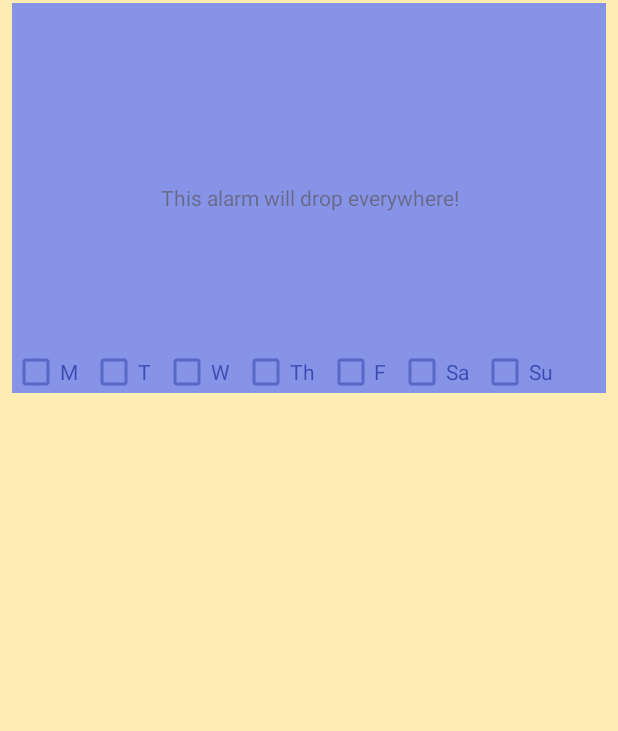
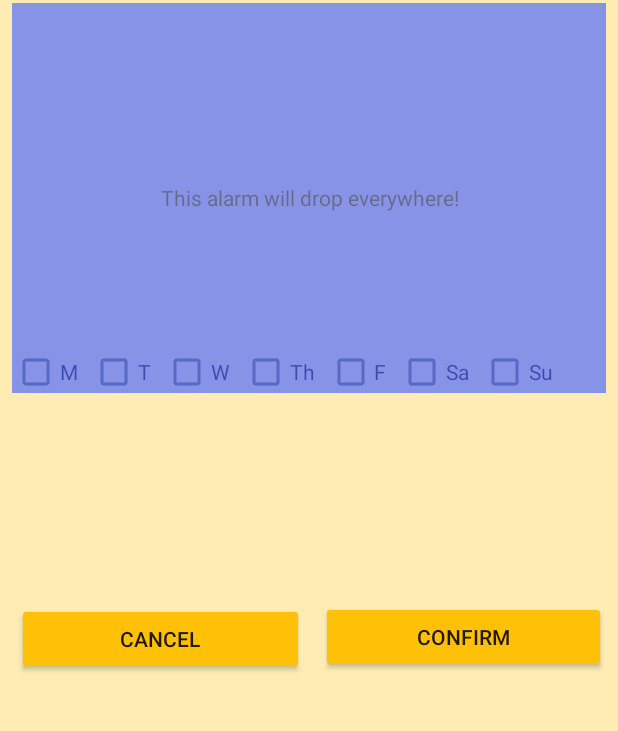
Before and after one commit to goncalodasantos/CM, an Android app: the AddAlarmActivity screen opened directly, with no data from a screen before it, on a phone screen of 412 x 824 dp, the part 500-1231 px from its top. Run offline under Robolectric (Android 15) with nearby library versions, the light colour scheme and no system bars; libraries missing offline, so code that uses them is left out: com.facebook, com.facebook.login.

Commit message:
add buttons and trigger functions

```diff
--- a/Smtucky/app/src/main/res/layout/add_alarm.xml
+++ b/Smtucky/app/src/main/res/layout/add_alarm.xml
@@ -227,4 +227,34 @@
         app:layout_constraintTop_toTopOf="@+id/spinner"
         app:layout_constraintVertical_bias="0.26" />
 
+    <Button
+        android:id="@+id/button2"
+        android:layout_width="191dp"
+        android:layout_height="wrap_content"
+        android:layout_marginBottom="8dp"
+        android:layout_marginEnd="8dp"
+        android:layout_marginStart="8dp"
+        android:layout_marginTop="8dp"
+        android:text="Cancel"
+        app:layout_constraintBottom_toBottomOf="parent"
+        app:layout_constraintEnd_toStartOf="@+id/button3"
+        app:layout_constraintStart_toStartOf="parent"
+        app:layout_constraintTop_toBottomOf="@+id/textView"
+        app:layout_constraintVertical_bias="0.8"
+        android:onClick="goBack"/>
+
+    <Button
+        android:id="@+id/button3"
+        android:layout_width="190dp"
+        android:layout_height="wrap_content"
+        android:layout_marginBottom="8dp"
+        android:layout_marginEnd="8dp"
+        android:layout_marginTop="8dp"
+        android:text="Confirm"
+        app:layout_constraintBottom_toBottomOf="parent"
+        app:layout_constraintEnd_toEndOf="parent"
+        app:layout_constraintTop_toBottomOf="@+id/textView"
+        app:layout_constraintVertical_bias="0.793"
+        android:onClick="addAlarm"/>
+
 </android.support.constraint.ConstraintLayout>
--- a/Smtucky/app/src/main/res/values/styles.xml
+++ b/Smtucky/app/src/main/res/values/styles.xml
@@ -8,6 +8,7 @@
         <item name="colorAccent">@color/accent</item>
         <item name="android:windowBackground">@color/primary_light</item>
         <item name="android:colorBackground">@color/primary_light</item>
+        <item name="colorButtonNormal">@color/primary</item>
     </style>
 
     <style name="AppTheme.AppBarOverlay" parent="ThemeOverlay.AppCompat.Dark.ActionBar" />
```
Also changed, not shown: Smtucky/app/src/main/java/com/example/gonca/smtucky/AddAlarmActivity.java (+29 -4 lines).
